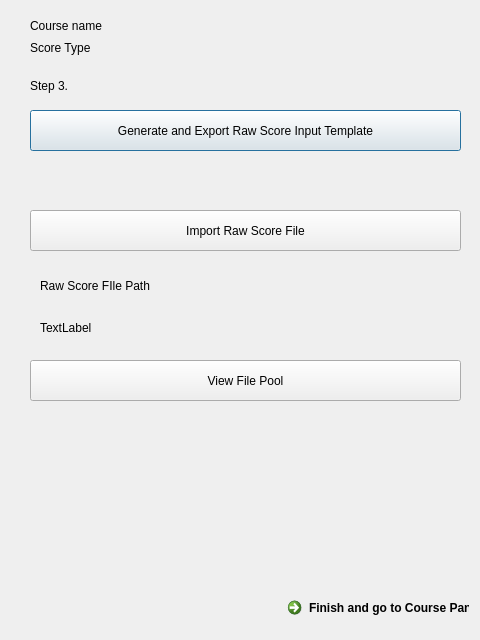
Old version of the form Ui/MbasedScore_S3_Ui.ui in the repository grinningGrace/SigmaU.
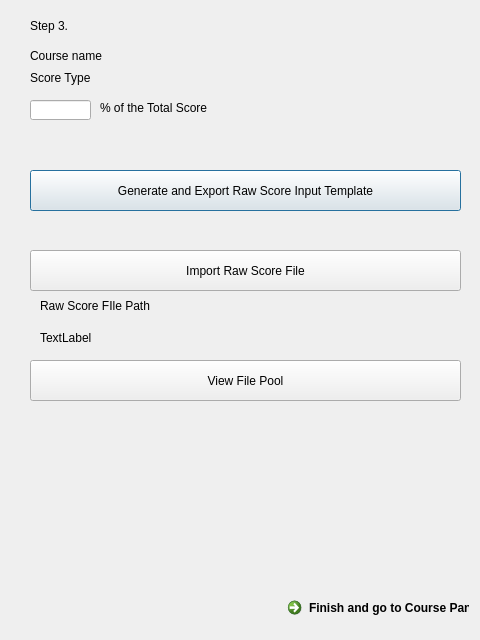
New version of the form.

Commit message: matrix based score Step-modification3

```diff
--- a/Ui/MbasedScore_S3_Ui.ui
+++ b/Ui/MbasedScore_S3_Ui.ui
@@ -17,7 +17,7 @@
    <property name="geometry">
     <rect>
      <x>30</x>
-     <y>70</y>
+     <y>10</y>
      <width>201</width>
      <height>31</height>
     </rect>
@@ -30,7 +30,7 @@
    <property name="geometry">
     <rect>
      <x>30</x>
-     <y>110</y>
+     <y>170</y>
      <width>431</width>
      <height>41</height>
     </rect>
@@ -43,7 +43,7 @@
    <property name="geometry">
     <rect>
      <x>30</x>
-     <y>210</y>
+     <y>250</y>
      <width>431</width>
      <height>41</height>
     </rect>
@@ -56,8 +56,8 @@
    <property name="geometry">
     <rect>
      <x>30</x>
-     <y>10</y>
-     <width>321</width>
+     <y>40</y>
+     <width>431</width>
      <height>31</height>
     </rect>
    </property>
@@ -69,8 +69,8 @@
    <property name="geometry">
     <rect>
      <x>30</x>
-     <y>40</y>
-     <width>151</width>
+     <y>70</y>
+     <width>431</width>
      <height>16</height>
     </rect>
    </property>
@@ -82,7 +82,7 @@
    <property name="geometry">
     <rect>
      <x>40</x>
-     <y>270</y>
+     <y>290</y>
      <width>141</width>
      <height>31</height>
     </rect>
@@ -95,7 +95,7 @@
    <property name="geometry">
     <rect>
      <x>40</x>
-     <y>320</y>
+     <y>330</y>
      <width>60</width>
      <height>16</height>
     </rect>
@@ -130,6 +130,32 @@
     <string>Finish and go to Course Panel</string>
    </property>
   </widget>
+  <widget class="QLabel" name="label_6">
+   <property name="geometry">
+    <rect>
+     <x>100</x>
+     <y>100</y>
+     <width>431</width>
+     <height>16</height>
+    </rect>
+   </property>
+   <property name="text">
+    <string>% of the Total Score</string>
+   </property>
+  </widget>
+  <widget class="QLineEdit" name="lineEdit">
+   <property name="geometry">
+    <rect>
+     <x>30</x>
+     <y>100</y>
+     <width>61</width>
+     <height>20</height>
+    </rect>
+   </property>
+   <property name="readOnly">
+    <bool>true</bool>
+   </property>
+  </widget>
  </widget>
  <resources/>
  <connections/>
```
The commit also changes 9 other files.
